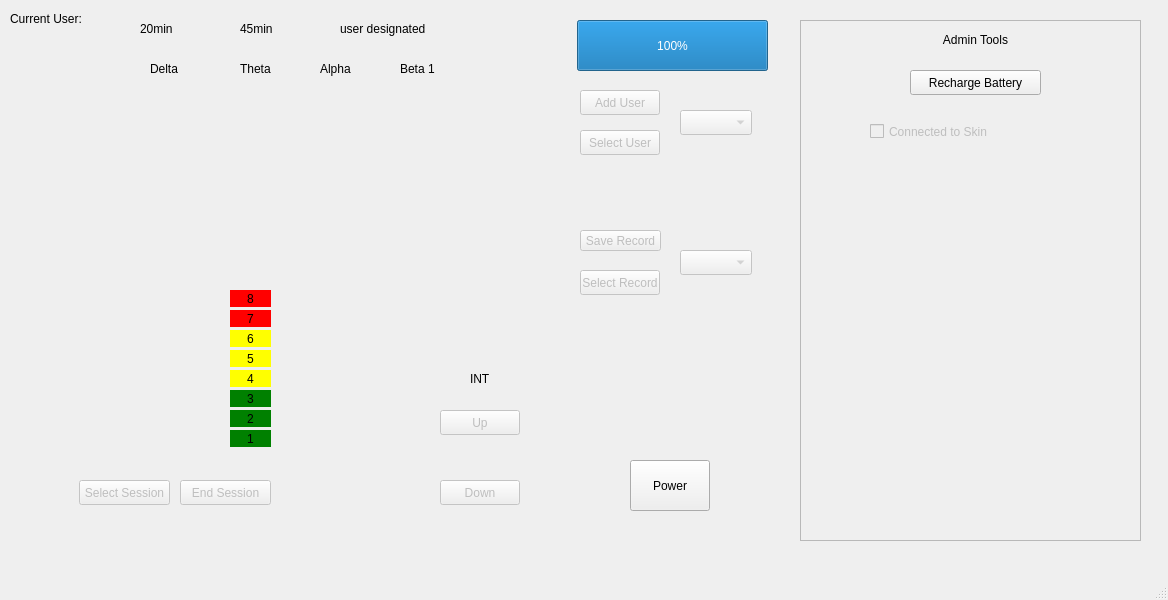
Old version of the form OasisPro/mainwindow.ui in the repository JovinB/3004FinalProject.
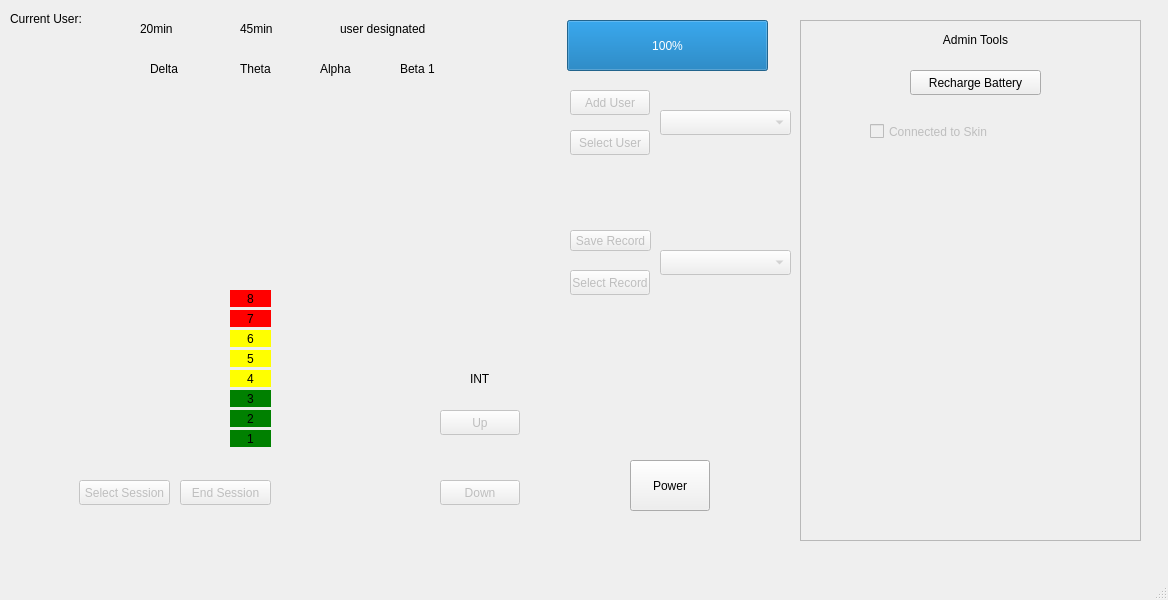
New version of the form.

What changed in the file:
```diff
--- a/OasisPro/mainwindow.ui
+++ b/OasisPro/mainwindow.ui
@@ -353,9 +353,9 @@
     </property>
     <property name="geometry">
      <rect>
-      <x>577</x>
+      <x>567</x>
       <y>20</y>
-      <width>191</width>
+      <width>201</width>
       <height>51</height>
      </rect>
     </property>
@@ -442,9 +442,9 @@
     </property>
     <property name="geometry">
      <rect>
-      <x>680</x>
+      <x>660</x>
       <y>110</y>
-      <width>72</width>
+      <width>131</width>
       <height>25</height>
      </rect>
     </property>
@@ -455,7 +455,7 @@
     </property>
     <property name="geometry">
      <rect>
-      <x>580</x>
+      <x>570</x>
       <y>90</y>
       <width>80</width>
       <height>25</height>
@@ -484,7 +484,7 @@
     </property>
     <property name="geometry">
      <rect>
-      <x>580</x>
+      <x>570</x>
       <y>130</y>
       <width>80</width>
       <height>25</height>
@@ -529,7 +529,7 @@
     </property>
     <property name="geometry">
      <rect>
-      <x>580</x>
+      <x>570</x>
       <y>230</y>
       <width>81</width>
       <height>21</height>
@@ -545,9 +545,9 @@
     </property>
     <property name="geometry">
      <rect>
-      <x>680</x>
+      <x>660</x>
       <y>250</y>
-      <width>72</width>
+      <width>131</width>
       <height>25</height>
      </rect>
     </property>
@@ -558,7 +558,7 @@
     </property>
     <property name="geometry">
      <rect>
-      <x>580</x>
+      <x>570</x>
       <y>270</y>
       <width>80</width>
       <height>25</height>
```
